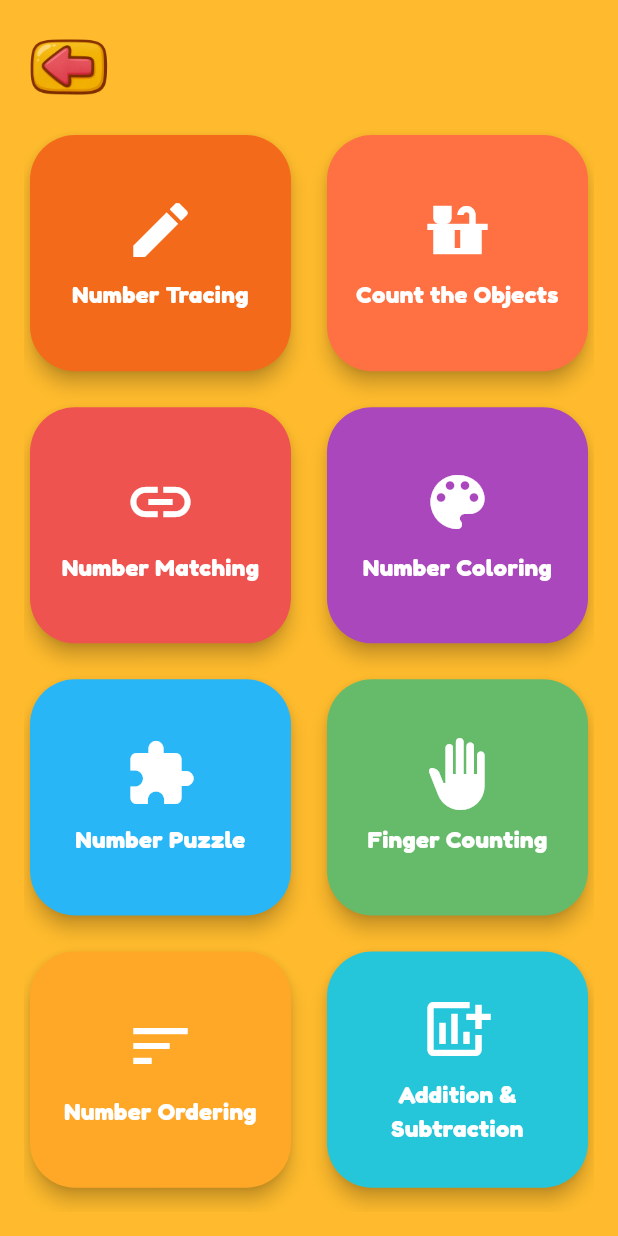
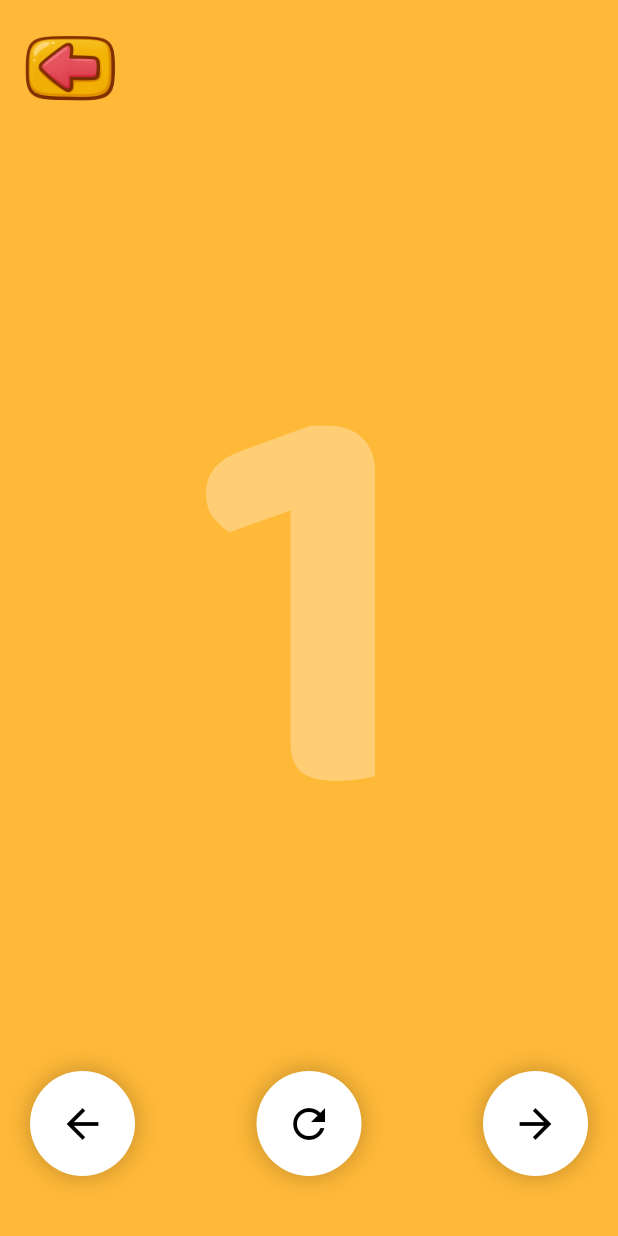
Before and after one commit to argadenil/zinzy, a Flutter app: the NumbersScreen screen opened directly, after a tap on "Number Tracing", on a phone screen of 412 x 824 dp. Run offline on Flutter 3.47's test engine with Material 3 defaults, Android fonts, the light colour scheme and no system bars; our stand-ins replace audioplayers, confetti, flutter_tts, google_fonts, rive.

Commit message:
changes added

```diff
--- a/lib/screens/numbers/numebers.dart
+++ b/lib/screens/numbers/numebers.dart
@@ -1,4 +1,5 @@
 import 'package:flutter/material.dart';
+import 'package:zinzy/screens/numbers/subscreens/numberTracing.dart';
 
 class NumbersScreen extends StatelessWidget {
   const NumbersScreen({super.key});
@@ -63,7 +64,7 @@ class NumbersScreen extends StatelessWidget {
           child: Column(
             crossAxisAlignment: CrossAxisAlignment.start,
             children: [
-              /// BACK BUTTON (same alignment as Alphabet Screen)
+              /// BACK BUTTON
               GestureDetector(
                 onTap: () => Navigator.pop(context),
                 child: Align(
@@ -90,6 +91,7 @@ class NumbersScreen extends StatelessWidget {
                   ),
                   itemBuilder: (context, index) {
                     final activity = activities[index];
+
                     return Card(
                       elevation: 5,
                       shape: RoundedRectangleBorder(
@@ -97,8 +99,55 @@ class NumbersScreen extends StatelessWidget {
                       ),
                       color: activity['color'],
                       child: InkWell(
-                        onTap: () {},
                         borderRadius: BorderRadius.circular(30),
+
+                        /// 👉 ADD NAVIGATION HERE
+                        onTap: () {
+                          switch (activity['title']) {
+                            case 'Number Tracing':
+                              Navigator.push(
+                                context,
+                                MaterialPageRoute(
+                                  builder: (_) =>
+                                      NumberTracingScreen(number: 1),
+                                ),
+                              );
+                              break;
+
+                            case 'Count the Objects':
+                              // TODO: Add count objects screen
+                              break;
+
+                            case 'Number Matching':
+                              // TODO: Add matching screen
+                              break;
+
+                            case 'Number Coloring':
+                              // TODO: Add coloring screen
+                              break;
+
+                            case 'Number Puzzle':
+                              // TODO: Add puzzle screen
+                              break;
+
+                            case 'Finger Counting':
+                              // TODO: Add finger counting screen
+                              break;
+
+                            case 'Number Ordering':
+                              // TODO: Add ordering screen
+                              break;
+
+                            case 'Addition & Subtraction':
+                              // TODO: Add addition/subtraction screen
+                              break;
+
+                            case 'Songs & Rhymes':
+                              // TODO: Add rhymes screen
+                              break;
+                          }
+                        },
+
                         child: Padding(
                           padding: EdgeInsets.all(mainPadding * 0.8),
                           child: Column(
--- /dev/null
+++ b/lib/screens/numbers/subscreens/numberTracing.dart
@@ -0,0 +1,276 @@
+import 'package:flutter/material.dart';
+import 'package:google_fonts/google_fonts.dart';
+import 'package:confetti/confetti.dart';
+import 'package:flutter/services.dart';
+
+class NumberTracingScreen extends StatefulWidget {
+  final int number;
+  const NumberTracingScreen({super.key, required this.number});
+
+  @override
+  State<NumberTracingScreen> createState() => _NumberTracingScreenState();
+}
+
+class _NumberTracingScreenState extends State<NumberTracingScreen>
+    with SingleTickerProviderStateMixin {
+  List<Offset?> points = [];
+  bool isCompleted = false;
+
+  late ConfettiController _confettiController;
+  late AnimationController _glowController;
+
+  double buttonScale = 1;
+
+  @override
+  void initState() {
+    super.initState();
+
+    /// Confetti Controller
+    _confettiController = ConfettiController(
+      duration: const Duration(seconds: 2),
+    );
+
+    /// Glow animation
+    _glowController = AnimationController(
+      vsync: this,
+      duration: const Duration(milliseconds: 1200),
+      lowerBound: 0.45,
+      upperBound: 1.0,
+    )..repeat(reverse: true);
+  }
+
+  @override
+  void dispose() {
+    _confettiController.dispose();
+    _glowController.dispose();
+    super.dispose();
+  }
+
+  void _reset() {
+    setState(() {
+      points.clear();
+      isCompleted = false;
+    });
+    _glowController.repeat();
+  }
+
+  void _markCompleted() {
+    setState(() => isCompleted = true);
+    _confettiController.play();
+    _glowController.stop();
+  }
+
+  @override
+  Widget build(BuildContext context) {
+    final numberText = widget.number.toString();
+
+    return Scaffold(
+      backgroundColor: const Color(0xFFffb938),
+      body: SafeArea(
+        child: Stack(
+          children: [
+            /// -------------- BACK BUTTON ----------------
+            Positioned(
+              top: 12,
+              left: 12,
+              child: GestureDetector(
+                onTapDown: (_) => setState(() => buttonScale = .9),
+                onTapUp: (_) {
+                  setState(() => buttonScale = 1);
+                  HapticFeedback.lightImpact();
+                  Navigator.pop(context);
+                },
+                child: AnimatedScale(
+                  scale: buttonScale,
+                  duration: const Duration(milliseconds: 150),
+                  child: Image.asset(
+                    'assets/images/back_button.png',
+                    width: 70,
+                    height: 70,
+                  ),
+                ),
+              ),
+            ),
+
+            /// ------------------- MAIN TRACING AREA ----------------
+            Center(
+              child: Stack(
+                alignment: Alignment.center,
+                children: [
+                  /// ---- Number Glow ----
+                  AnimatedBuilder(
+                    animation: _glowController,
+                    builder: (_, __) {
+                      return Text(
+                        numberText,
+                        style: GoogleFonts.baloo2(
+                          fontSize: 380,
+                          fontWeight: FontWeight.bold,
+                          color: isCompleted
+                              ? Colors.white.withOpacity(_glowController.value)
+                              : Colors.white.withOpacity(.3),
+                          shadows: isCompleted
+                              ? [
+                                  Shadow(
+                                    color: Colors.yellowAccent.withOpacity(
+                                      _glowController.value,
+                                    ),
+                                    blurRadius: 50,
+                                  ),
+                                  const Shadow(
+                                    color: Colors.orangeAccent,
+                                    blurRadius: 80,
+                                  ),
+                                ]
+                              : [],
+                        ),
+                      );
+                    },
+                  ),
+
+                  /// ---- Drawing Canvas ----
+                  GestureDetector(
+                    onPanUpdate: (details) {
+                      RenderBox box = context.findRenderObject() as RenderBox;
+
+                      Offset p = box.globalToLocal(details.globalPosition);
+
+                      // clamp to screen (avoid out-of-bound pixel errors)
+                      p = Offset(
+                        p.dx.clamp(0.0, box.size.width),
+                        p.dy.clamp(0.0, box.size.height),
+                      );
+
+                      setState(() {
+                        points.add(p);
+                      });
+
+                      if (points.length > 260 && !isCompleted) {
+                        _markCompleted();
+                      }
+                    },
+                    onPanEnd: (_) => points.add(null),
+                    child: ClipRRect(
+                      borderRadius: BorderRadius.circular(30),
+                      child: CustomPaint(
+                        painter: TracingPainter(points),
+                        size: Size.infinite,
+                      ),
+                    ),
+                  ),
+
+                  /// ---- CONFETTI ----
+                  IgnorePointer(
+                    child: ConfettiWidget(
+                      confettiController: _confettiController,
+                      blastDirectionality: BlastDirectionality.explosive,
+                      emissionFrequency: 0.06,
+                      numberOfParticles: 35,
+                      maxBlastForce: 9,
+                      minBlastForce: 4,
+                      gravity: 0.45,
+                    ),
+                  ),
+                ],
+              ),
+            ),
+
+            _buildBottomButtons(context),
+          ],
+        ),
+      ),
+    );
+  }
+
+  /// ----------------- Navigation Buttons -----------------
+  Widget _buildBottomButtons(BuildContext context) {
+    return Positioned(
+      bottom: 40,
+      left: 20,
+      right: 20,
+      child: Row(
+        mainAxisAlignment: MainAxisAlignment.spaceBetween,
+        children: [
+          _circleButton(Icons.arrow_back, () {
+            if (widget.number > 1) {
+              Navigator.pushReplacement(
+                context,
+                MaterialPageRoute(
+                  builder: (_) =>
+                      NumberTracingScreen(number: widget.number - 1),
+                ),
+              );
+            }
+          }),
+
+          _circleButton(Icons.refresh, () => _reset()),
+
+          _circleButton(Icons.arrow_forward, () {
+            if (widget.number < 9) {
+              Navigator.pushReplacement(
+                context,
+                MaterialPageRoute(
+                  builder: (_) =>
+                      NumberTracingScreen(number: widget.number + 1),
+                ),
+              );
+            }
+          }),
+        ],
+      ),
+    );
+  }
+
+  Widget _circleButton(IconData icon, VoidCallback onTap) {
+    return GestureDetector(
+      onTap: () {
+        HapticFeedback.lightImpact();
+        onTap();
+      },
+      child: Container(
+        width: 70,
+        height: 70,
+        decoration: BoxDecoration(
+          color: Colors.white,
+          shape: BoxShape.circle,
+          boxShadow: [
+            BoxShadow(
+              color: Colors.black.withOpacity(.2),
+              blurRadius: 12,
+              spreadRadius: 2,
+            ),
+          ],
+        ),
+        child: Icon(icon, size: 32, color: Colors.black),
+      ),
+    );
+  }
+}
+
+/// ------------------------ Painter ------------------------
+class TracingPainter extends CustomPainter {
+  final List<Offset?> points;
+  TracingPainter(this.points);
+
+  @override
+  void paint(Canvas canvas, Size size) {
+    final paint = Paint()
+      ..color = Colors.red.shade400
+      ..strokeWidth = 22
+      ..style = PaintingStyle.stroke
+      ..strokeCap = StrokeCap.round
+      ..strokeJoin = StrokeJoin.round
+      ..isAntiAlias = true;
+
+    for (int i = 0; i < points.length - 1; i++) {
+      final p1 = points[i];
+      final p2 = points[i + 1];
+      if (p1 != null && p2 != null) {
+        canvas.drawLine(p1, p2, paint);
+      }
+    }
+  }
+
+  @override
+  bool shouldRepaint(covariant CustomPainter oldDelegate) => true;
+}
```
Also changed, not shown: lib/widgets/shakeWidget.dart (deleted, +0 -72 lines).
